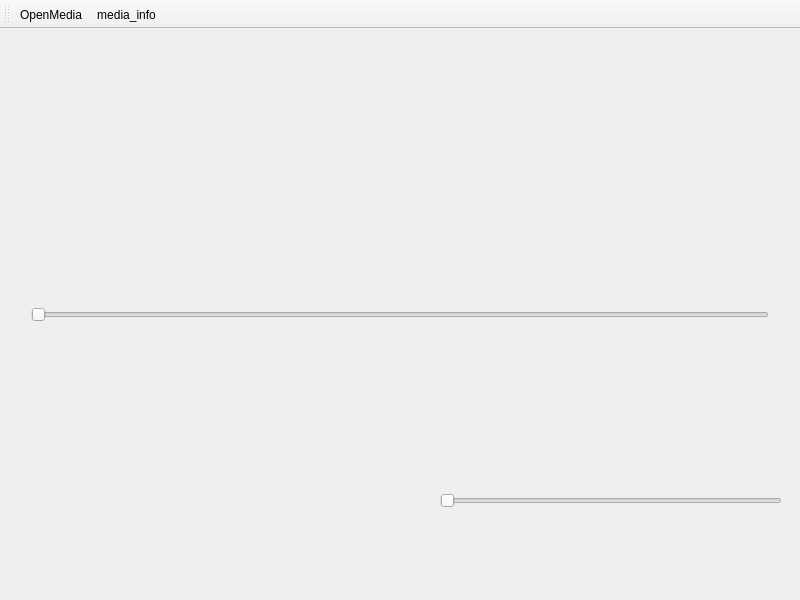
Qt form extern_app/MediaPlayer/ui/MediaPlayerWindow.ui (Charliechen114514/CCIMXDesktop) before a commit.
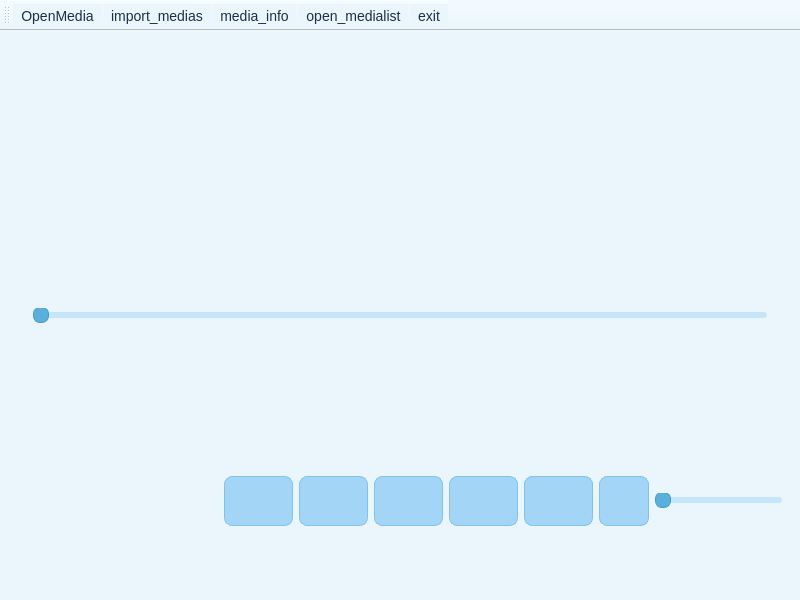
The same form after that commit. Icons and pictures are not drawn. Custom widgets are drawn as their Qt base class.

Patch:
```diff
--- a/extern_app/MediaPlayer/ui/MediaPlayerWindow.ui
+++ b/extern_app/MediaPlayer/ui/MediaPlayerWindow.ui
@@ -13,6 +13,100 @@
   <property name="windowTitle">
    <string>MediaPlayerWindow</string>
   </property>
+  <property name="styleSheet">
+   <string notr="true">/* 通用字体和背景 */
+QWidget {
+    background-color: #eaf6fb; /* 浅蓝色背景 */
+    color: #1b2e4b;
+    font-family: &quot;Segoe UI&quot;, &quot;Microsoft YaHei&quot;, sans-serif;
+    font-size: 14px;
+}
+
+/* QLabel 美化 */
+QLabel {
+    color: #1b2e4b;
+    font-weight: 500;
+}
+
+/* QPushButton 基础样式 */
+QPushButton {
+    background-color: #a3d5f7;
+    border: 1px solid #81c3eb;
+    border-radius: 8px;
+    padding: 6px 14px;
+    color: #1b2e4b;
+    font-weight: bold;
+    transition: all 0.2s;
+}
+
+QPushButton:hover {
+    background-color: #91cbee;
+    border-color: #6db5e0;
+}
+
+QPushButton:pressed {
+    background-color: #76b5de;
+    border-color: #5aa3d1;
+    color: white;
+}
+
+QPushButton:disabled {
+    background-color: #cce5f3;
+    border-color: #a8cde0;
+    color: #9ab0c2;
+}
+
+/* QSlider 样式（横向） */
+QSlider::groove:horizontal {
+    height: 6px;
+    background: #c6e6f7;
+    border-radius: 3px;
+}
+
+QSlider::handle:horizontal {
+    background: #5ab0dc;
+    border: 1px solid #429bc7;
+    width: 14px;
+    height: 14px;
+    margin: -5px 0;
+    border-radius: 7px;
+}
+
+QSlider::sub-page:horizontal {
+    background: #81cbee;
+    border-radius: 3px;
+}
+
+/* QTableWidget 美化 */
+QTableWidget {
+    background-color: #ffffff;
+    border: 1px solid #bcdff0;
+    border-radius: 6px;
+    gridline-color: #d1eaf6;
+    selection-background-color: #c2e4f7;
+    selection-color: #1b2e4b;
+    alternate-background-color: #f4fbff;
+}
+
+QHeaderView::section {
+    background-color: #d6edf9;
+    padding: 4px;
+    border: 1px solid #c0e0f2;
+    font-weight: bold;
+    color: #1b2e4b;
+}
+
+QTableWidget::item {
+    padding: 6px;
+    border: none;
+}
+
+QTableWidget::item:selected {
+    background-color: #b2dff6;
+    color: #0e2a47;
+}
+</string>
+  </property>
   <widget class="QWidget" name="centralwidget">
    <property name="baseSize">
     <size>
@@ -74,17 +168,72 @@
       </property>
       <layout class="QHBoxLayout" name="horizontalLayout">
        <item>
-        <spacer name="horizontalSpacer">
-         <property name="orientation">
-          <enum>Qt::Orientation::Horizontal</enum>
+        <widget class="ScrollingLabel" name="display_label_widget" native="true">
+         <property name="minimumSize">
+          <size>
+           <width>200</width>
+           <height>0</height>
+          </size>
          </property>
-         <property name="sizeHint" stdset="0">
+         <property name="maximumSize">
           <size>
-           <width>366</width>
-           <height>20</height>
+           <width>200</width>
+           <height>16777215</height>
           </size>
          </property>
-        </spacer>
+        </widget>
+       </item>
+       <item>
+        <widget class="QPushButton" name="btn_prev_one">
+         <property name="minimumSize">
+          <size>
+           <width>50</width>
+           <height>50</height>
+          </size>
+         </property>
+         <property name="text">
+          <string/>
+         </property>
+         <property name="icon">
+          <iconset resource="../sources/icons.qrc">
+           <normaloff>:/icons/prevone.png</normaloff>:/icons/prevone.png</iconset>
+         </property>
+         <property name="iconSize">
+          <size>
+           <width>30</width>
+           <height>30</height>
+          </size>
+         </property>
+         <property name="flat">
+          <bool>true</bool>
+         </property>
+        </widget>
+       </item>
+       <item>
+        <widget class="QPushButton" name="btn_gobackward">
+         <property name="minimumSize">
+          <size>
+           <width>50</width>
+           <height>50</height>
+          </size>
+         </property>
+         <property name="text">
+          <string/>
+         </property>
+         <property name="icon">
+          <iconset resource="../sources/icons.qrc">
+           <normaloff>:/icons/replay10.png</normaloff>:/icons/replay10.png</iconset>
+         </property>
+         <property name="iconSize">
+          <size>
+           <width>30</width>
+           <height>30</height>
+          </size>
+         </property>
+         <property name="flat">
+          <bool>true</bool>
+         </property>
+        </widget>
        </item>
        <item>
         <widget class="QPushButton" name="btn_status_change">
@@ -102,6 +251,80 @@
          </property>
         </widget>
        </item>
+       <item>
+        <widget class="QPushButton" name="btn_goforward">
+         <property name="minimumSize">
+          <size>
+           <width>50</width>
+           <height>50</height>
+          </size>
+         </property>
+         <property name="text">
+          <string/>
+         </property>
+         <property name="icon">
+          <iconset resource="../sources/icons.qrc">
+           <normaloff>:/icons/forward10.png</normaloff>:/icons/forward10.png</iconset>
+         </property>
+         <property name="iconSize">
+          <size>
+           <width>30</width>
+           <height>30</height>
+          </size>
+         </property>
+         <property name="flat">
+          <bool>true</bool>
+         </property>
+        </widget>
+       </item>
+       <item>
+        <widget class="QPushButton" name="btn_next_one">
+         <property name="minimumSize">
+          <size>
+           <width>50</width>
+           <height>50</height>
+          </size>
+         </property>
+         <property name="text">
+          <string/>
+         </property>
+         <property name="icon">
+          <iconset resource="../sources/icons.qrc">
+           <normaloff>:/icons/nextone.png</normaloff>:/icons/nextone.png</iconset>
+         </property>
+         <property name="iconSize">
+          <size>
+           <width>30</width>
+           <height>30</height>
+          </size>
+         </property>
+         <property name="flat">
+          <bool>true</bool>
+         </property>
+        </widget>
+       </item>
+       <item>
+        <widget class="QPushButton" name="btn_mode_flow">
+         <property name="minimumSize">
+          <size>
+           <width>0</width>
+           <height>0</height>
+          </size>
+         </property>
+         <property name="maximumSize">
+          <size>
+           <width>50</width>
+           <height>50</height>
+          </size>
+         </property>
+         <property name="text">
+          <string/>
+         </property>
+         <property name="flat">
+          <bool>true</bool>
+         </property>
+        </widget>
+       </item>
        <item>
         <widget class="QSlider" name="sound_slider">
          <property name="orientation">
@@ -131,7 +354,10 @@
     <bool>false</bool>
    </attribute>
    <addaction name="actionaction_open_media"/>
+   <addaction name="actionimport_medias"/>
    <addaction name="actionmedia_info"/>
+   <addaction name="actionopen_medialist"/>
+   <addaction name="actionexit"/>
   </widget>
   <action name="actionaction_open_media">
    <property name="icon">
@@ -157,6 +383,42 @@
     <enum>QAction::MenuRole::NoRole</enum>
    </property>
   </action>
+  <action name="actionopen_medialist">
+   <property name="icon">
+    <iconset resource="../sources/icons.qrc">
+     <normaloff>:/icons/playlist.png</normaloff>:/icons/playlist.png</iconset>
+   </property>
+   <property name="text">
+    <string>open_medialist</string>
+   </property>
+   <property name="menuRole">
+    <enum>QAction::MenuRole::NoRole</enum>
+   </property>
+  </action>
+  <action name="actionexit">
+   <property name="icon">
+    <iconset resource="../sources/icons.qrc">
+     <normaloff>:/icons/exit.png</normaloff>:/icons/exit.png</iconset>
+   </property>
+   <property name="text">
+    <string>exit</string>
+   </property>
+   <property name="menuRole">
+    <enum>QAction::MenuRole::NoRole</enum>
+   </property>
+  </action>
+  <action name="actionimport_medias">
+   <property name="icon">
+    <iconset resource="../sources/icons.qrc">
+     <normaloff>:/icons/import_medias.png</normaloff>:/icons/import_medias.png</iconset>
+   </property>
+   <property name="text">
+    <string>import_medias</string>
+   </property>
+   <property name="menuRole">
+    <enum>QAction::MenuRole::NoRole</enum>
+   </property>
+  </action>
  </widget>
  <customwidgets>
   <customwidget>
@@ -165,6 +427,12 @@
    <header>DiskMusic.h</header>
    <container>1</container>
   </customwidget>
+  <customwidget>
+   <class>ScrollingLabel</class>
+   <extends>QWidget</extends>
+   <header>ScrollingLabel.h</header>
+   <container>1</container>
+  </customwidget>
  </customwidgets>
  <resources>
   <include location="../sources/icons.qrc"/>
```
